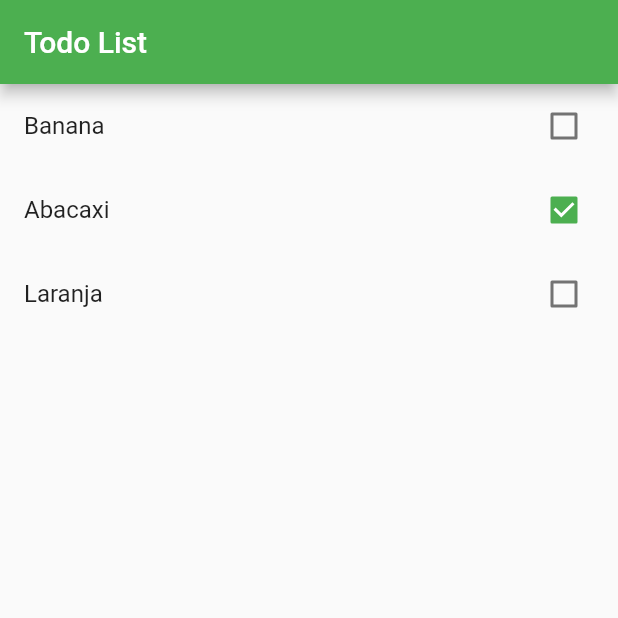
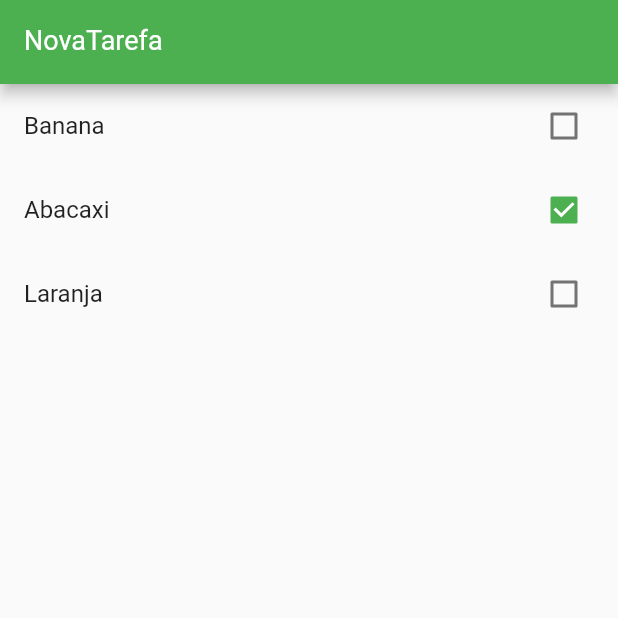
Before and after one commit to dennisweyner/Todo-Flutter-App, a Flutter app: the screen it shows after launch, on a phone screen of 412 x 824 dp, the top half of it. Run offline on Flutter 3.47's test engine with Material 2 defaults, Android fonts, the phone set to English and light mode, and no system bars.

Commit message:
implementado TextFormField na aplicação

```diff
--- a/lib/main.dart
+++ b/lib/main.dart
@@ -1,4 +1,5 @@
 import 'package:flutter/material.dart';
+import 'package:flutter/services.dart';
 
 import 'models/item.dart';
 
@@ -33,11 +34,25 @@ class HomePage extends StatefulWidget {
 }
 
 class _HomePageState extends State<HomePage> {
+  var newTaskCtrl = TextEditingController();
+
   @override
   Widget build(BuildContext context) {
     return Scaffold(
       appBar: AppBar(
-        title: Text("Todo List"),
+        title: TextFormField(
+          controller: newTaskCtrl,
+          keyboardType: TextInputType.text,
+          style: TextStyle(
+            color: Colors.white,
+            fontSize: 18,
+          ),
+          decoration: InputDecoration(
+              labelText: "NovaTarefa",
+              labelStyle: TextStyle(
+                color: Colors.white,
+              )),
+        ),
       ),
       body: ListView.builder(
         itemCount: widget.items.length,
```
